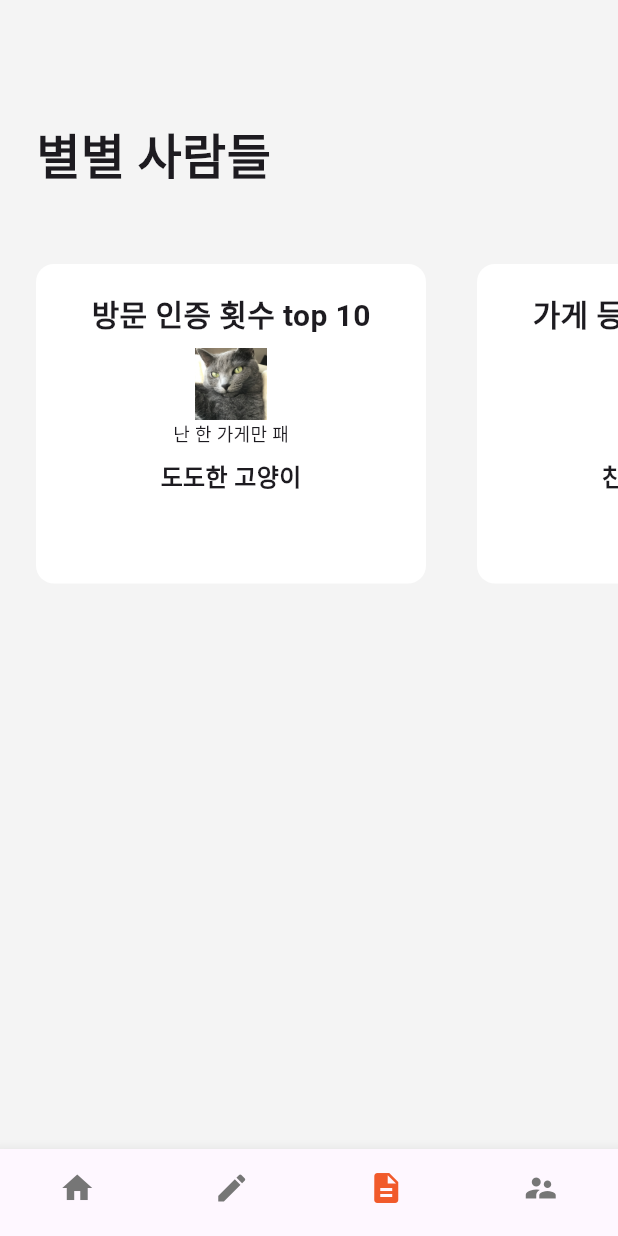
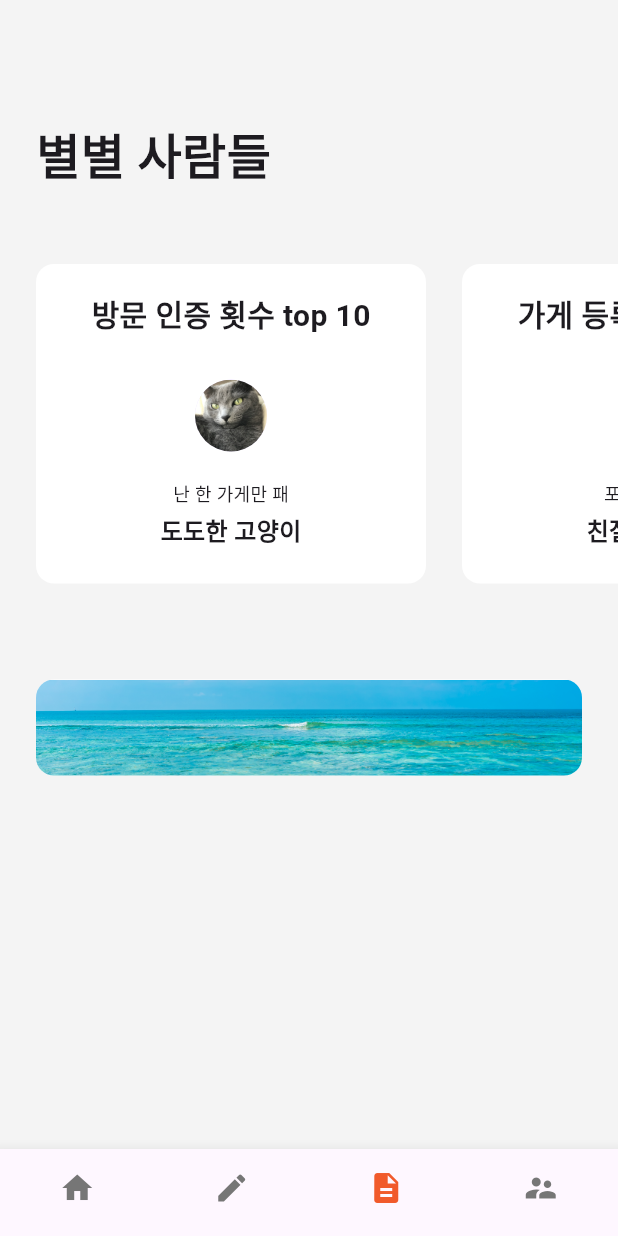
Before and after one commit to Dongpo-App/Dongpo-FE, a Flutter app: the screen it shows after launch, item 3 of the bottom bar chosen, on a phone screen of 412 x 824 dp. Run offline on Flutter 3.47's test engine with Material 3 defaults, Android fonts, the phone set to English and light mode, and no system bars; missing offline and left inert: flutter_naver_map; Roboto replaces fonts that are missing (Pretendard).

Commit message:
커뮤니티 페이지 - 우승원 -

```diff
--- a/lib/screens/community/community.dart
+++ b/lib/screens/community/community.dart
@@ -1,3 +1,4 @@
+import 'package:flutter/cupertino.dart';
 import 'package:flutter/material.dart';
 
 class CommunityPage extends StatefulWidget {
@@ -19,8 +20,8 @@ class _CommunityPageState extends State<CommunityPage>{
         crossAxisAlignment: CrossAxisAlignment.start,
         children: [
           // 상단 Text
-          Padding(
-            padding: EdgeInsets.only(top: 24.0, left: 24.0),
+          Container(
+            margin: EdgeInsets.only(top: 24.0, left: 24.0, bottom: 48),
             child: Text(
               "별별 사람들",
               style: TextStyle(
@@ -30,7 +31,6 @@ class _CommunityPageState extends State<CommunityPage>{
             )
           ),
 
-          SizedBox(height: 48.0),
           // 조건 Top 10 카드 슬라이드
           SingleChildScrollView(
             scrollDirection: Axis.horizontal,
@@ -43,22 +43,36 @@ class _CommunityPageState extends State<CommunityPage>{
                   memberTitle: '난 한 가게만 패',
                   memberProfile: 'assets/images/profile_img1.jpg',
                 ),
-                SizedBox(width: 34.0), // 카드 사이의 거리
+                SizedBox(width: 24.0), // 카드 사이의 거리
                 _buildCard(
                   top10Title: '가게 등록 횟수 top 10',
                   member: '친절한 강아지',
                   memberTitle: '포장마차 러버',
                   memberProfile: 'assets/images/profile_img2.png',
                 ),
-                SizedBox(width: 34.0),
+                SizedBox(width: 24.0),
                 _buildCard(
                   top10Title: '가게 리뷰 횟수 top 10',
                   member: '행복한 참새',
                   memberTitle: '애미야 국이 짜다',
                   memberProfile: 'assets/images/profile_img3.png',
                 ),
-                SizedBox(width: 34.0),
+                SizedBox(width: 24.0),
               ],
+            ),
+          ),
+          Container(
+            width: double.infinity,
+            height: 64.0,
+            margin: EdgeInsets.only(top: 64, left: 24.0, right: 24),
+
+            decoration: BoxDecoration(
+              color: Colors.white,
+              borderRadius: BorderRadius.circular(12.0),
+              image: DecorationImage(
+                image: AssetImage('assets/images/banner.png'),
+                fit: BoxFit.cover,
+              ),
             ),
           ),
         ],
@@ -75,40 +89,47 @@ class _CommunityPageState extends State<CommunityPage>{
         color: Colors.white,
         borderRadius: BorderRadius.circular(12.0),
       ),
-      child: Padding(
-        padding: EdgeInsets.only(top: 18.0),
-        child: Column(
-          crossAxisAlignment: CrossAxisAlignment.center,
-          children: [
-            Text(
+      child: Column(
+        crossAxisAlignment: CrossAxisAlignment.center,
+        children: [
+          Padding(
+            padding: EdgeInsets.only(top: 18),
+            child: Text(
               top10Title,
               style: TextStyle(
                 fontSize: 20.0,
                 fontWeight: FontWeight.w600,
               ),
             ),
-            SizedBox(height: 8.0),
-            SizedBox(
-              height: 48,
-              child: Image.asset(memberProfile),
+          ),
+          Padding(
+            padding: EdgeInsets.only(top: 29),
+            child: CircleAvatar(
+              radius: 24,
+              backgroundImage: AssetImage(memberProfile),
             ),
-            Text(
+          ),
+          Padding(
+            padding: EdgeInsets.only(top: 19),
+            child: Text(
               memberTitle,
               style: TextStyle(
                 fontSize: 12.0,
                 fontWeight: FontWeight.w400,
               ),
             ),
-            SizedBox(height: 8.0),
-            Text(
+          ),
+          Padding(
+            padding: EdgeInsets.only(top: 4),
+            child: Text(
               member,
               style: TextStyle(
                 fontSize: 16.0,
                 fontWeight: FontWeight.w600,
               ),
             ),
-          ],
-        ),
+          ),
+        ],
       ),
     );
   }
--- a/pubspec.yaml
+++ b/pubspec.yaml
@@ -64,6 +64,7 @@ flutter:
     - assets/images/profile_img1.jpg
     - assets/images/profile_img2.png
     - assets/images/profile_img3.png
+    - assets/images/banner.png
 
   # An image asset can refer to one or more resolution-specific "variants", see
   # https://flutter.dev/assets-and-images/#resolution-aware
```
Also changed, not shown: assets/images/banner.png (added).
